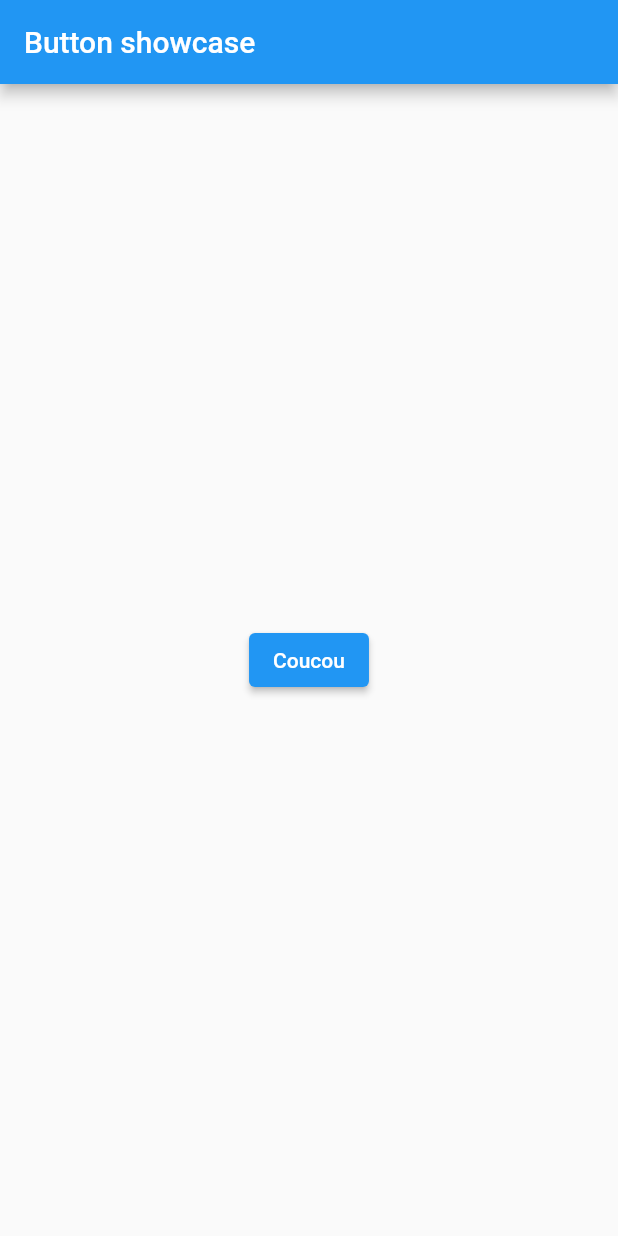
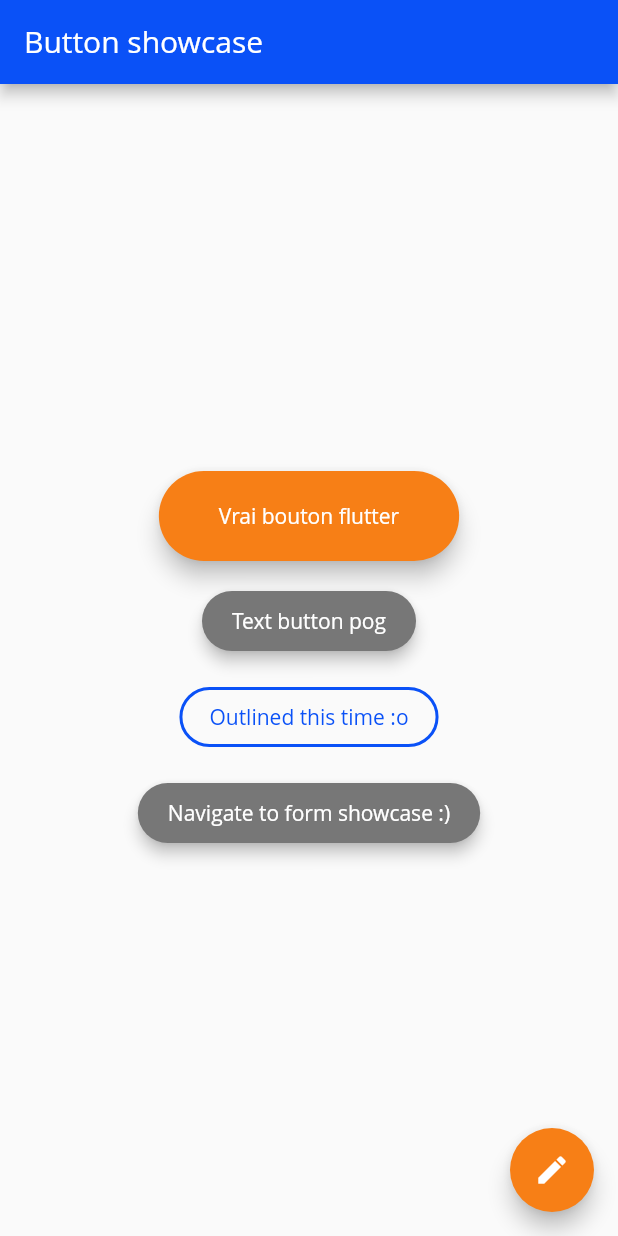
Before and after one commit to cr-crme/crcrme_material_theme, a Flutter app: the screen it shows after launch, on a phone screen of 412 x 824 dp. Run offline on Flutter 3.47's test engine with Material 2 defaults, Android fonts, the phone set to English and light mode, and no system bars; Roboto replaces fonts that are missing (Open Sans).

Commit message:
Made Figma-based Button style.

```diff
--- a/lib/main.dart
+++ b/lib/main.dart
@@ -1,7 +1,7 @@
 import 'package:flutter/material.dart';
 
 import 'main_theme.dart';
-import './showcase/buttons_screen.dart';
+import './screens/buttons_showcase.dart';
 
 void main() {
   runApp(const MyApp());
@@ -15,9 +15,9 @@ class MyApp extends StatelessWidget {
     return MaterialApp(
       title: 'CR-CRME theme',
       theme: theme,
-      initialRoute: ButtonsScreen.routeName,
+      initialRoute: ButtonsShowcase.routeName,
       routes: {
-        ButtonsScreen.routeName: (context) => const ButtonsScreen(),
+        ButtonsShowcase.routeName: (context) => const ButtonsShowcase(),
       },
     );
   }
--- a/lib/main_theme.dart
+++ b/lib/main_theme.dart
@@ -1,7 +1,52 @@
 import 'package:flutter/material.dart';
+
+const Color white = Color(0xFFF0F0F0);
+const Color black = Color(0xFF202020);
+const Color gray = Color(0xFF777777);
+const Color blue = Color(0xFF0A51F7);
+const Color orange = Color(0xFFF77F16);
 
 ThemeData get theme {
   return ThemeData(
-    primarySwatch: Colors.blue,
-  );
+      fontFamily: "Open Sans",
+      brightness: Brightness.light,
+      colorScheme: const ColorScheme.light(
+          primary: blue, secondary: orange, background: white, outline: blue),
+      elevatedButtonTheme: ElevatedButtonThemeData(
+          style: ButtonStyle(
+              foregroundColor: MaterialStateProperty.all(Colors.white),
+              backgroundColor: MaterialStateProperty.all(orange),
+              shape: MaterialStateProperty.all<RoundedRectangleBorder>(
+                  RoundedRectangleBorder(
+                      borderRadius: BorderRadius.circular(30))),
+              minimumSize: MaterialStateProperty.all(const Size(60, 60)),
+              maximumSize: MaterialStateProperty.all(const Size(300, 60)),
+              padding: MaterialStateProperty.all(
+                  const EdgeInsets.symmetric(horizontal: 40)),
+              elevation: MaterialStateProperty.all(6))),
+      textButtonTheme: TextButtonThemeData(
+          style: ButtonStyle(
+              foregroundColor: MaterialStateProperty.all(Colors.white),
+              backgroundColor: MaterialStateProperty.all(gray),
+              shape: MaterialStateProperty.all<RoundedRectangleBorder>(
+                  RoundedRectangleBorder(
+                borderRadius: BorderRadius.circular(20),
+              )),
+              minimumSize: MaterialStateProperty.all(const Size(40, 40)),
+              maximumSize: MaterialStateProperty.all(const Size(250, 40)),
+              padding: MaterialStateProperty.all(
+                  const EdgeInsets.symmetric(horizontal: 20)),
+              elevation: MaterialStateProperty.all(4))),
+      outlinedButtonTheme: OutlinedButtonThemeData(
+          style: ButtonStyle(
+              foregroundColor: MaterialStateProperty.all(blue),
+              backgroundColor: MaterialStateProperty.all(Colors.transparent),
+              shape: MaterialStateProperty.all(RoundedRectangleBorder(
+                  borderRadius: BorderRadius.circular(20))),
+              side: MaterialStateProperty.all(const BorderSide(color: blue, width: 2)),
+              minimumSize: MaterialStateProperty.all(const Size(40, 40)),
+              maximumSize: MaterialStateProperty.all(const Size(250, 40)),
+              padding: MaterialStateProperty.all(const EdgeInsets.symmetric(horizontal: 20)),
+              elevation: MaterialStateProperty.all(0))),
+      floatingActionButtonTheme: const FloatingActionButtonThemeData(foregroundColor: Colors.white));
 }
--- /dev/null
+++ b/lib/screens/buttons_showcase.dart
@@ -0,0 +1,49 @@
+import 'package:crcrme_flutter_template/screens/form_showcase.dart';
+import 'package:flutter/material.dart';
+
+class ButtonsShowcase extends StatelessWidget {
+  const ButtonsShowcase({Key? key}) : super(key: key);
+
+  static const routeName = '/buttons-showcase';
+
+  @override
+  Widget build(BuildContext context) {
+    return Scaffold(
+      appBar: AppBar(
+        title: const Text('Button showcase'),
+      ),
+      body: Center(
+        child: Column(
+          mainAxisAlignment: MainAxisAlignment.center,
+          children: [
+            Padding(
+              padding: const EdgeInsets.all(8.0),
+              child: ElevatedButton(
+                  onPressed: () {}, child: const Text("Vrai bouton flutter")),
+            ),
+            Padding(
+              padding: const EdgeInsets.all(8.0),
+              child: TextButton(
+                  onPressed: () {}, child: const Text("Text button pog")),
+            ),
+            Padding(
+              padding: const EdgeInsets.all(8.0),
+              child: OutlinedButton(
+                  onPressed: () {}, child: const Text("Outlined this time :o")),
+            ),
+            Padding(
+              padding: const EdgeInsets.all(8.0),
+              child: TextButton(
+                  onPressed: () {
+                    Navigator.pushNamed(context, FormShowcase.routeName);
+                  },
+                  child: const Text("Navigate to form showcase :)")),
+            ),
+          ],
+        ),
+      ),
+      floatingActionButton:
+          FloatingActionButton(onPressed: () {}, child: const Icon(Icons.edit)),
+    );
+  }
+}
--- a/lib/showcase/buttons_screen.dart
+++ /dev/null
@@ -1,30 +0,0 @@
-import 'package:flutter/material.dart';
-
-import '../widgets/buttons/crcrme_elevated_button.dart';
-import '../widgets/screens/crcrme_scaffold.dart';
-
-class ButtonsScreen extends StatelessWidget {
-  const ButtonsScreen({Key? key}) : super(key: key);
-
-  static const routeName = '/button-screen';
-
-  @override
-  Widget build(BuildContext context) {
-    return CrcrmeScaffold(
-      appBar: AppBar(
-        title: const Text('Button showcase'),
-      ),
-      body: Center(
-        child: Column(
-          mainAxisAlignment: MainAxisAlignment.center,
-          children: [
-            CrcrmeElevatedButton(
-              onPressed: () {},
-              child: const Text('Coucou'),
-            ),
-          ],
-        ),
-      ),
-    );
-  }
-}
--- a/lib/widgets/buttons/crcrme_elevated_button.dart
+++ /dev/null
@@ -1,29 +0,0 @@
-import 'package:flutter/material.dart';
-
-// TODO: This won't work with miminal work as we cannot pass
-// ElevatedButton.styleFrom as a const. There the full logic has to be changed...
-class CrcrmeElevatedButton extends ElevatedButton {
-  CrcrmeElevatedButton({
-    Key? key,
-    required VoidCallback? onPressed,
-    VoidCallback? onLongPress,
-    ValueChanged<bool>? onHover,
-    ValueChanged<bool>? onFocusChange,
-    ButtonStyle? style,
-    FocusNode? focusNode,
-    bool autofocus = false,
-    Clip clipBehavior = Clip.none,
-    required Widget? child,
-  }) : super(
-          key: key,
-          onPressed: onPressed,
-          onLongPress: onLongPress,
-          onHover: onHover,
-          onFocusChange: onFocusChange,
-          style: style ??= ElevatedButton.styleFrom(primary: Colors.blue),
-          focusNode: focusNode,
-          autofocus: autofocus,
-          clipBehavior: clipBehavior,
-          child: child,
-        );
-}
--- a/lib/widgets/screens/crcrme_scaffold.dart
+++ /dev/null
@@ -1,59 +0,0 @@
-import 'package:flutter/material.dart';
-import 'package:flutter/gestures.dart' show DragStartBehavior;
-
-// TODO: Add the types in the constructor
-// TODO: Const?
-// TODO: Add automatically a CRME background image
-class CrcrmeScaffold extends Scaffold {
-  CrcrmeScaffold({
-    Key? key,
-    PreferredSizeWidget? appBar,
-    Widget? body,
-    floatingActionButton,
-    floatingActionButtonLocation,
-    floatingActionButtonAnimator,
-    persistentFooterButtons,
-    drawer,
-    onDrawerChanged,
-    endDrawer,
-    onEndDrawerChanged,
-    bottomNavigationBar,
-    bottomSheet,
-    backgroundColor,
-    resizeToAvoidBottomInset,
-    primary = true,
-    drawerDragStartBehavior = DragStartBehavior.start,
-    extendBody = false,
-    extendBodyBehindAppBar = false,
-    drawerScrimColor,
-    drawerEdgeDragWidth,
-    drawerEnableOpenDragGesture = true,
-    endDrawerEnableOpenDragGesture = true,
-    restorationId,
-  }) : super(
-          key: key,
-          appBar: appBar,
-          body: body != null ? Stack(children: [body]) : null,
-          floatingActionButton: floatingActionButton,
-          floatingActionButtonLocation: floatingActionButtonLocation,
-          floatingActionButtonAnimator: floatingActionButtonAnimator,
-          persistentFooterButtons: persistentFooterButtons,
-          drawer: drawer,
-          onDrawerChanged: onDrawerChanged,
-          endDrawer: endDrawer,
-          onEndDrawerChanged: onEndDrawerChanged,
-          bottomNavigationBar: bottomNavigationBar,
-          bottomSheet: bottomSheet,
-          backgroundColor: backgroundColor,
-          resizeToAvoidBottomInset: resizeToAvoidBottomInset,
-          primary: primary,
-          drawerDragStartBehavior: drawerDragStartBehavior,
-          extendBody: extendBody,
-          extendBodyBehindAppBar: extendBodyBehindAppBar,
-          drawerScrimColor: drawerScrimColor,
-          drawerEdgeDragWidth: drawerEdgeDragWidth,
-          drawerEnableOpenDragGesture: drawerEnableOpenDragGesture,
-          endDrawerEnableOpenDragGesture: endDrawerEnableOpenDragGesture,
-          restorationId: restorationId,
-        );
-}
```
